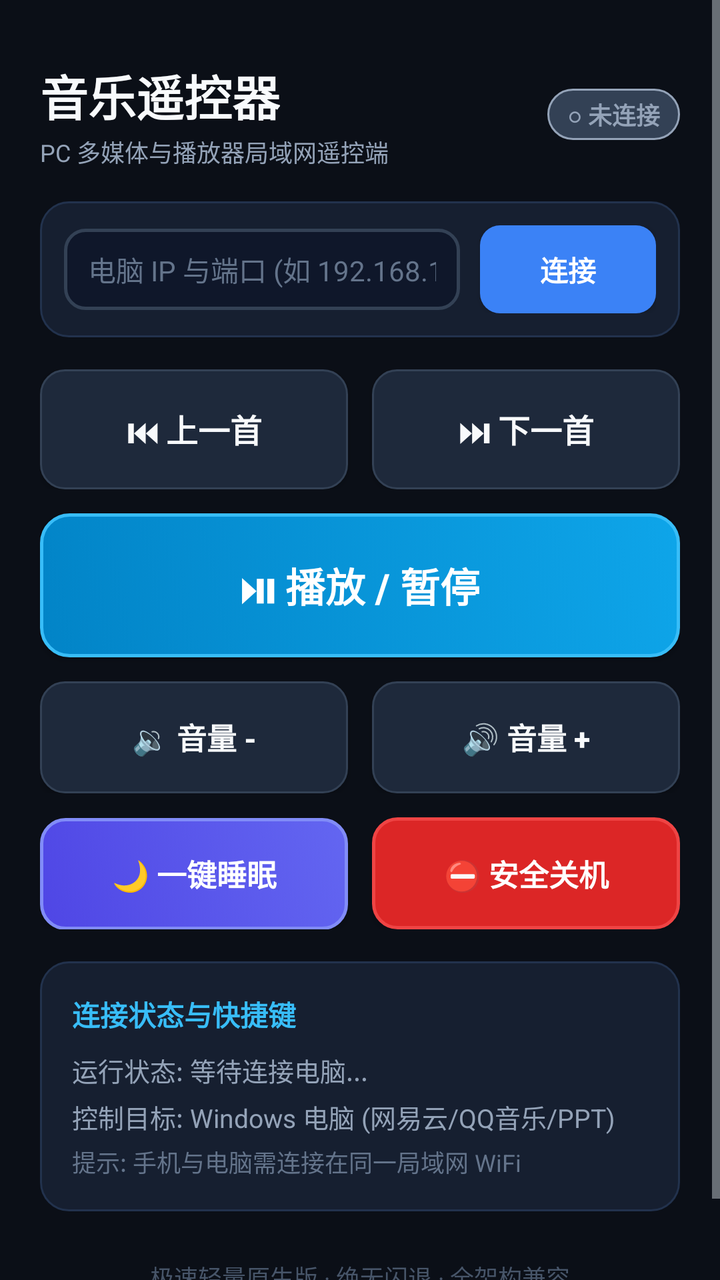
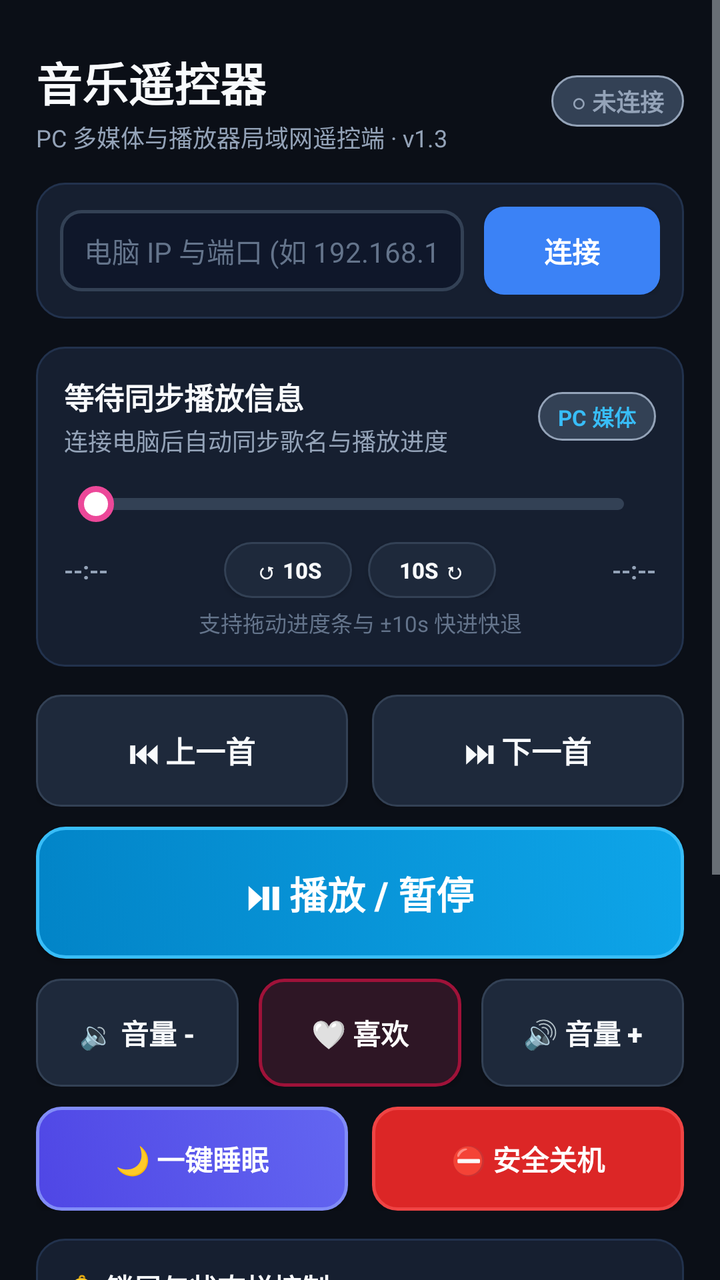

Before-and-after screenshots of an Android layout around one commit, followed by the original layout XML and the change that was made.
<!-- AndroidManifest.xml: application theme AppTheme -->
<!-- res/layout/activity_main.xml -->
<?xml version="1.0" encoding="utf-8"?>
<ScrollView xmlns:android="http://schemas.android.com/apk/res/android"
    android:layout_width="match_parent"
    android:layout_height="match_parent"
    android:background="@color/bg_main"
    android:fillViewport="true">

    <LinearLayout
        android:layout_width="match_parent"
        android:layout_height="wrap_content"
        android:orientation="vertical"
        android:padding="20dp">

        
        <RelativeLayout
            android:layout_width="match_parent"
            android:layout_height="wrap_content"
            android:layout_marginTop="10dp"
            android:layout_marginBottom="16dp">

            <LinearLayout
                android:layout_width="wrap_content"
                android:layout_height="wrap_content"
                android:orientation="vertical"
                android:layout_alignParentLeft="true"
                android:layout_alignParentStart="true"
                android:layout_toLeftOf="@+id/tv_status_badge"
                android:layout_toStartOf="@+id/tv_status_badge">

                <TextView
                    android:id="@+id/tv_title"
                    android:layout_width="wrap_content"
                    android:layout_height="wrap_content"
                    android:text="@string/app_name"
                    android:textColor="@color/text_primary"
                    android:textSize="24sp"
                    android:textStyle="bold" />

                <TextView
                    android:layout_width="wrap_content"
                    android:layout_height="wrap_content"
                    android:layout_marginTop="2dp"
                    android:text="@string/header_subtitle"
                    android:textColor="@color/text_secondary"
                    android:textSize="12sp" />
            </LinearLayout>

            <TextView
                android:id="@+id/tv_status_badge"
                android:layout_width="wrap_content"
                android:layout_height="wrap_content"
                android:layout_alignParentRight="true"
                android:layout_alignParentEnd="true"
                android:layout_centerVertical="true"
                android:background="@drawable/bg_badge_disconnected"
                android:text="@string/status_disconnected"
                android:textColor="@color/badge_offline_text"
                android:textSize="12sp"
                android:textStyle="bold" />
        </RelativeLayout>

        
        <LinearLayout
            android:layout_width="match_parent"
            android:layout_height="wrap_content"
            android:background="@drawable/bg_card"
            android:orientation="horizontal"
            android:padding="12dp"
            android:gravity="center_vertical"
            android:layout_marginBottom="16dp">

            <EditText
                android:id="@+id/et_server_ip"
                android:layout_width="0dp"
                android:layout_height="wrap_content"
                android:layout_weight="1"
                android:background="@drawable/bg_input"
                android:hint="@string/hint_ip"
                android:textColorHint="#64748B"
                android:textColor="@color/text_primary"
                android:textSize="14sp"
                android:inputType="textUri"
                android:maxLines="1"
                android:singleLine="true" />

            <Button
                android:id="@+id/btn_connect"
                android:layout_width="wrap_content"
                android:layout_height="44dp"
                android:layout_marginLeft="10dp"
                android:layout_marginStart="10dp"
                android:background="@drawable/bg_btn_connect"
                android:text="@string/btn_connect"
                android:textColor="#FFFFFF"
                android:textSize="14sp"
                android:textStyle="bold" />
        </LinearLayout>

        
        <LinearLayout
            android:layout_width="match_parent"
            android:layout_height="wrap_content"
            android:orientation="horizontal"
            android:layout_marginBottom="12dp">

            <Button
                android:id="@+id/btn_prev"
                android:layout_width="0dp"
                android:layout_height="60dp"
                android:layout_weight="1"
                android:layout_marginRight="6dp"
                android:layout_marginEnd="6dp"
                android:background="@drawable/bg_btn_primary"
                android:text="@string/btn_prev"
                android:textColor="@color/text_primary"
                android:textSize="16sp"
                android:textStyle="bold" />

            <Button
                android:id="@+id/btn_next"
                android:layout_width="0dp"
                android:layout_height="60dp"
                android:layout_weight="1"
                android:layout_marginLeft="6dp"
                android:layout_marginStart="6dp"
                android:background="@drawable/bg_btn_primary"
                android:text="@string/btn_next"
                android:textColor="@color/text_primary"
                android:textSize="16sp"
                android:textStyle="bold" />
        </LinearLayout>

        
        <Button
            android:id="@+id/btn_play_pause"
            android:layout_width="match_parent"
            android:layout_height="72dp"
            android:background="@drawable/bg_btn_play"
            android:text="@string/btn_play_pause"
            android:textColor="#FFFFFF"
            android:textSize="20sp"
            android:textStyle="bold"
            android:layout_marginBottom="12dp" />

        
        <LinearLayout
            android:layout_width="match_parent"
            android:layout_height="wrap_content"
            android:orientation="horizontal"
            android:layout_marginBottom="12dp">

            <Button
                android:id="@+id/btn_vol_down"
                android:layout_width="0dp"
                android:layout_height="56dp"
                android:layout_weight="1"
                android:layout_marginRight="6dp"
                android:layout_marginEnd="6dp"
                android:background="@drawable/bg_btn_primary"
                android:text="@string/btn_vol_down"
                android:textColor="@color/text_primary"
                android:textSize="15sp"
                android:textStyle="bold" />

            <Button
                android:id="@+id/btn_vol_up"
                android:layout_width="0dp"
                android:layout_height="56dp"
                android:layout_weight="1"
                android:layout_marginLeft="6dp"
                android:layout_marginStart="6dp"
                android:background="@drawable/bg_btn_primary"
                android:text="@string/btn_vol_up"
                android:textColor="@color/text_primary"
                android:textSize="15sp"
                android:textStyle="bold" />
        </LinearLayout>

        
        <LinearLayout
            android:layout_width="match_parent"
            android:layout_height="wrap_content"
            android:orientation="horizontal"
            android:layout_marginBottom="16dp">

            <Button
                android:id="@+id/btn_sleep"
                android:layout_width="0dp"
                android:layout_height="56dp"
                android:layout_weight="1"
                android:layout_marginRight="6dp"
                android:layout_marginEnd="6dp"
                android:background="@drawable/bg_btn_sleep"
                android:text="@string/btn_sleep"
                android:textColor="#FFFFFF"
                android:textSize="15sp"
                android:textStyle="bold" />

            <Button
                android:id="@+id/btn_shutdown"
                android:layout_width="0dp"
                android:layout_height="56dp"
                android:layout_weight="1"
                android:layout_marginLeft="6dp"
                android:layout_marginStart="6dp"
                android:background="@drawable/bg_btn_danger"
                android:text="@string/btn_shutdown"
                android:textColor="#FFFFFF"
                android:textSize="15sp"
                android:textStyle="bold" />
        </LinearLayout>

        
        <LinearLayout
            android:layout_width="match_parent"
            android:layout_height="wrap_content"
            android:background="@drawable/bg_card"
            android:orientation="vertical"
            android:padding="16dp"
            android:layout_marginBottom="16dp">

            <TextView
                android:layout_width="wrap_content"
                android:layout_height="wrap_content"
                android:text="@string/card_title"
                android:textColor="@color/text_accent"
                android:textSize="14sp"
                android:textStyle="bold"
                android:layout_marginBottom="8dp" />

            <TextView
                android:id="@+id/tv_info_connection"
                android:layout_width="wrap_content"
                android:layout_height="wrap_content"
                android:text="运行状态: 等待连接电脑..."
                android:textColor="@color/text_secondary"
                android:textSize="13sp"
                android:layout_marginBottom="4dp" />

            <TextView
                android:id="@+id/tv_info_platform"
                android:layout_width="wrap_content"
                android:layout_height="wrap_content"
                android:text="控制目标: Windows 电脑 (网易云/QQ音乐/PPT)"
                android:textColor="@color/text_secondary"
                android:textSize="13sp"
                android:layout_marginBottom="4dp" />

            <TextView
                android:id="@+id/tv_info_tips"
                android:layout_width="wrap_content"
                android:layout_height="wrap_content"
                android:text="提示: 手机与电脑需连接在同一局域网 WiFi"
                android:textColor="#64748B"
                android:textSize="12sp" />
        </LinearLayout>

        <TextView
            android:layout_width="match_parent"
            android:layout_height="wrap_content"
            android:gravity="center"
            android:text="极速轻量原生版 · 绝无闪退 · 全架构兼容"
            android:textColor="#475569"
            android:textSize="12sp"
            android:layout_marginTop="8dp"
            android:layout_marginBottom="16dp" />

    </LinearLayout>
</ScrollView>
<!-- resources referenced by this layout -->
<resources>
  <color name="bg_main">#0B0F17</color>
  <color name="text_accent">#38BDF8</color>
  <color name="text_primary">#F8FAFC</color>
  <string name="app_name">音乐遥控器</string>
  <string name="btn_connect">连接</string>
  <string name="btn_next">⏭ 下一首</string>
  <string name="btn_prev">⏮ 上一首</string>
  <string name="btn_shutdown">⛔ 安全关机</string>
  <string name="btn_sleep">🌙 一键睡眠</string>
  <string name="btn_vol_down">🔉 音量 -</string>
  <string name="btn_vol_up">🔊 音量 +</string>
  <string name="card_title">连接状态与快捷键</string>
  <string name="header_subtitle">PC 多媒体与播放器局域网遥控端</string>
  <color name="btn_danger">#DC2626</color>
  <color name="btn_normal">#1E293B</color>
  <color name="bg_card">#161F30</color>
  <color name="bg_card_stroke">#22324D</color>
  <!-- unchanged entries left out for length: 19 -->
</resources>

<!-- the commit's change to res/layout/activity_main.xml (unified diff, before → after) -->
@@ -9,14 +9,14 @@
         android:layout_width="match_parent"
         android:layout_height="wrap_content"
         android:orientation="vertical"
-        android:padding="20dp">
+        android:padding="18dp">
 
         
         <RelativeLayout
             android:layout_width="match_parent"
             android:layout_height="wrap_content"
-            android:layout_marginTop="10dp"
-            android:layout_marginBottom="16dp">
+            android:layout_marginTop="6dp"
+            android:layout_marginBottom="14dp">
 
             <LinearLayout
                 android:layout_width="wrap_content"
@@ -33,7 +33,7 @@
                     android:layout_height="wrap_content"
                     android:text="@string/app_name"
                     android:textColor="@color/text_primary"
-                    android:textSize="24sp"
+                    android:textSize="23sp"
                     android:textStyle="bold" />
 
                 <TextView
@@ -67,7 +67,7 @@
             android:orientation="horizontal"
             android:padding="12dp"
             android:gravity="center_vertical"
-            android:layout_marginBottom="16dp">
+            android:layout_marginBottom="14dp">
 
             <EditText
                 android:id="@+id/et_server_ip"
@@ -100,33 +100,183 @@
         <LinearLayout
             android:layout_width="match_parent"
             android:layout_height="wrap_content"
+            android:background="@drawable/bg_card"
+            android:orientation="vertical"
+            android:padding="14dp"
+            android:layout_marginBottom="14dp">
+
+            <RelativeLayout
+                android:layout_width="match_parent"
+                android:layout_height="wrap_content"
+                android:layout_marginBottom="8dp">
+
+                <LinearLayout
+                    android:layout_width="match_parent"
+                    android:layout_height="wrap_content"
+                    android:orientation="vertical"
+                    android:layout_toLeftOf="@+id/tv_song_app"
+                    android:layout_toStartOf="@+id/tv_song_app"
+                    android:layout_marginRight="8dp"
+                    android:layout_marginEnd="8dp">
+
+                    <TextView
+                        android:id="@+id/tv_song_title"
+                        android:layout_width="match_parent"
+                        android:layout_height="wrap_content"
+                        android:text="等待同步播放信息"
+                        android:textColor="@color/text_primary"
+                        android:textSize="15sp"
+                        android:textStyle="bold"
+                        android:singleLine="true"
+                        android:ellipsize="end" />
+
+                    <TextView
+                        android:id="@+id/tv_song_artist"
+                        android:layout_width="match_parent"
+                        android:layout_height="wrap_content"
+                        android:layout_marginTop="2dp"
+                        android:text="连接电脑后自动同步歌名与播放进度"
+                        android:textColor="@color/text_secondary"
+                        android:textSize="12sp"
+                        android:singleLine="true"
+                        android:ellipsize="end" />
+                </LinearLayout>
+
+                <TextView
+                    android:id="@+id/tv_song_app"
+                    android:layout_width="wrap_content"
+                    android:layout_height="wrap_content"
+                    android:layout_alignParentRight="true"
+                    android:layout_alignParentEnd="true"
+                    android:layout_centerVertical="true"
+                    android:background="@drawable/bg_badge_disconnected"
+                    android:text="PC 媒体"
+                    android:textColor="@color/text_accent"
+                    android:textSize="11sp"
+                    android:textStyle="bold" />
+            </RelativeLayout>
+
+            <SeekBar
+                android:id="@+id/seek_progress"
+                android:layout_width="match_parent"
+                android:layout_height="wrap_content"
+                android:minHeight="18dp"
+                android:maxHeight="18dp"
+                android:max="1000"
+                android:progress="0"
+                android:progressDrawable="@drawable/seekbar_progress"
+                android:thumb="@drawable/seekbar_thumb"
+                android:splitTrack="false"
+                android:paddingTop="6dp"
+                android:paddingBottom="6dp" />
+
+            <RelativeLayout
+                android:layout_width="match_parent"
+                android:layout_height="wrap_content"
+                android:layout_marginTop="4dp">
+
+                <TextView
+                    android:id="@+id/tv_time_current"
+                    android:layout_width="wrap_content"
+                    android:layout_height="wrap_content"
+                    android:layout_alignParentLeft="true"
+                    android:layout_alignParentStart="true"
+                    android:layout_centerVertical="true"
+                    android:text="--:--"
+                    android:textColor="@color/text_secondary"
+                    android:textSize="12sp"
+                    android:textStyle="bold" />
+
+                <LinearLayout
+                    android:layout_width="wrap_content"
+                    android:layout_height="wrap_content"
+                    android:layout_centerInParent="true"
+                    android:orientation="horizontal">
+
+                    <Button
+                        android:id="@+id/btn_seek_back"
+                        android:layout_width="64dp"
+                        android:layout_height="28dp"
+                        android:layout_marginRight="8dp"
+                        android:layout_marginEnd="8dp"
+                        android:background="@drawable/bg_btn_pill"
+                        android:text="@string/btn_seek_back"
+                        android:textColor="@color/text_primary"
+                        android:textSize="11sp"
+                        android:textStyle="bold"
+                        android:minHeight="0dp"
+                        android:minWidth="0dp"
+                        android:padding="0dp" />
+
+                    <Button
+                        android:id="@+id/btn_seek_forward"
+                        android:layout_width="64dp"
+                        android:layout_height="28dp"
+                        android:background="@drawable/bg_btn_pill"
+                        android:text="@string/btn_seek_forward"
+                        android:textColor="@color/text_primary"
+                        android:textSize="11sp"
+                        android:textStyle="bold"
+                        android:minHeight="0dp"
+                        android:minWidth="0dp"
+                        android:padding="0dp" />
+                </LinearLayout>
+
+                <TextView
+                    android:id="@+id/tv_time_total"
+                    android:layout_width="wrap_content"
+                    android:layout_height="wrap_content"
+                    android:layout_alignParentRight="true"
+                    android:layout_alignParentEnd="true"
+                    android:layout_centerVertical="true"
+                    android:text="--:--"
+                    android:textColor="@color/text_secondary"
+                    android:textSize="12sp"
+                    android:textStyle="bold" />
+            </RelativeLayout>
+
+            <TextView
+                android:id="@+id/tv_timeline_hint"
+                android:layout_width="match_parent"
+                android:layout_height="wrap_content"
+                android:layout_marginTop="4dp"
+                android:gravity="center"
+                android:text="支持拖动进度条与 ±10s 快进快退"
+                android:textColor="#64748B"
+                android:textSize="11sp" />
+        </LinearLayout>
+
+        
+        <LinearLayout
+            android:layout_width="match_parent"
+            android:layout_height="wrap_content"
             android:orientation="horizontal"
-            android:layout_marginBottom="12dp">
+            android:layout_marginBottom="10dp">
 
             <Button
                 android:id="@+id/btn_prev"
                 android:layout_width="0dp"
-                android:layout_height="60dp"
+                android:layout_height="56dp"
                 android:layout_weight="1"
                 android:layout_marginRight="6dp"
                 android:layout_marginEnd="6dp"
                 android:background="@drawable/bg_btn_primary"
                 android:text="@string/btn_prev"
                 android:textColor="@color/text_primary"
-                android:textSize="16sp"
+                android:textSize="15sp"
                 android:textStyle="bold" />
 
             <Button
                 android:id="@+id/btn_next"
                 android:layout_width="0dp"
-                android:layout_height="60dp"
+                android:layout_height="56dp"
                 android:layout_weight="1"
                 android:layout_marginLeft="6dp"
                 android:layout_marginStart="6dp"
                 android:background="@drawable/bg_btn_primary"
                 android:text="@string/btn_next"
                 android:textColor="@color/text_primary"
-                android:textSize="16sp"
+                android:textSize="15sp"
                 android:textStyle="bold" />
         </LinearLayout>
 
@@ -134,45 +284,58 @@
         <Button
             android:id="@+id/btn_play_pause"
             android:layout_width="match_parent"
-            android:layout_height="72dp"
+            android:layout_height="66dp"
             android:background="@drawable/bg_btn_play"
             android:text="@string/btn_play_pause"
             android:textColor="#FFFFFF"
-            android:textSize="20sp"
+            android:textSize="19sp"
             android:textStyle="bold"
-            android:layout_marginBottom="12dp" />
+            android:layout_marginBottom="10dp" />
 
         
         <LinearLayout
             android:layout_width="match_parent"
             android:layout_height="wrap_content"
             android:orientation="horizontal"
-            android:layout_marginBottom="12dp">
+            android:layout_marginBottom="10dp">
 
             <Button
                 android:id="@+id/btn_vol_down"
                 android:layout_width="0dp"
-                android:layout_height="56dp"
-                android:layout_weight="1"
-                android:layout_marginRight="6dp"
-                android:layout_marginEnd="6dp"
+                android:layout_height="54dp"
+                android:layout_weight="1"
+                android:layout_marginRight="5dp"
+                android:layout_marginEnd="5dp"
                 android:background="@drawable/bg_btn_primary"
                 android:text="@string/btn_vol_down"
                 android:textColor="@color/text_primary"
-                android:textSize="15sp"
+                android:textSize="14sp"
+                android:textStyle="bold" />
+
+            <Button
+                android:id="@+id/btn_like"
+                android:layout_width="0dp"
+                android:layout_height="54dp"
+                android:layout_weight="1"
+                android:layout_marginLeft="5dp"
+                android:layout_marginRight="5dp"
+                android:background="@drawable/bg_btn_like"
+                android:text="@string/btn_like"
+                android:textColor="#FFFFFF"
+                android:textSize="14sp"
                 android:textStyle="bold" />
 
             <Button
                 android:id="@+id/btn_vol_up"
                 android:layout_width="0dp"
-                android:layout_height="56dp"
-                android:layout_weight="1"
-                android:layout_marginLeft="6dp"
-                android:layout_marginStart="6dp"
+                android:layout_height="54dp"
+                android:layout_weight="1"
+                android:layout_marginLeft="5dp"
+                android:layout_marginStart="5dp"
                 android:background="@drawable/bg_btn_primary"
                 android:text="@string/btn_vol_up"
                 android:textColor="@color/text_primary"
-                android:textSize="15sp"
+                android:textSize="14sp"
                 android:textStyle="bold" />
         </LinearLayout>
 
@@ -181,32 +344,32 @@
             android:layout_width="match_parent"
             android:layout_height="wrap_content"
             android:orientation="horizontal"
-            android:layout_marginBottom="16dp">
+            android:layout_marginBottom="14dp">
 
             <Button
                 android:id="@+id/btn_sleep"
                 android:layout_width="0dp"
-                android:layout_height="56dp"
+                android:layout_height="52dp"
                 android:layout_weight="1"
                 android:layout_marginRight="6dp"
                 android:layout_marginEnd="6dp"
                 android:background="@drawable/bg_btn_sleep"
                 android:text="@string/btn_sleep"
                 android:textColor="#FFFFFF"
-                android:textSize="15sp"
+                android:textSize="14sp"
                 android:textStyle="bold" />
 
             <Button
                 android:id="@+id/btn_shutdown"
                 android:layout_width="0dp"
-                android:layout_height="56dp"
+                android:layout_height="52dp"
                 android:layout_weight="1"
                 android:layout_marginLeft="6dp"
                 android:layout_marginStart="6dp"
                 android:background="@drawable/bg_btn_danger"
                 android:text="@string/btn_shutdown"
                 android:textColor="#FFFFFF"
-                android:textSize="15sp"
+                android:textSize="14sp"
                 android:textStyle="bold" />
         </LinearLayout>
 
@@ -216,8 +379,66 @@
             android:layout_height="wrap_content"
             android:background="@drawable/bg_card"
             android:orientation="vertical"
-            android:padding="16dp"
-            android:layout_marginBottom="16dp">
+            android:padding="14dp"
+            android:layout_marginBottom="14dp">
+
+            <RelativeLayout
+                android:layout_width="match_parent"
+                android:layout_height="wrap_content">
+
+                <LinearLayout
+                    android:layout_width="match_parent"
+                    android:layout_height="wrap_content"
+                    android:orientation="vertical"
+                    android:layout_toLeftOf="@+id/switch_media_control"
+                    android:layout_toStartOf="@+id/switch_media_control"
+                    android:layout_marginRight="10dp"
+                    android:layout_marginEnd="10dp">
+
+                    <TextView
+                        android:layout_width="wrap_content"
+                        android:layout_height="wrap_content"
+                        android:text="@string/media_control_title"
+                        android:textColor="@color/text_primary"
+                        android:textSize="14sp"
+                        android:textStyle="bold" />
+
+                    <TextView
+                        android:layout_width="wrap_content"
+                        android:layout_height="wrap_content"
+                        android:layout_marginTop="3dp"
+                        android:text="@string/media_control_desc"
+                        android:textColor="@color/text_secondary"
+                        android:textSize="12sp" />
+                </LinearLayout>
+
+                <Switch
+                    android:id="@+id/switch_media_control"
+                    android:layout_width="wrap_content"
+                    android:layout_height="wrap_content"
+                    android:layout_alignParentRight="true"
+                    android:layout_alignParentEnd="true"
+                    android:layout_centerVertical="true" />
+            </RelativeLayout>
+
+            <TextView
+                android:id="@+id/tv_media_service_status"
+                android:layout_width="wrap_content"
+                android:layout_height="wrap_content"
+                android:layout_marginTop="8dp"
+                android:text="状态: 连接电脑后自动开启状态栏与锁屏控制"
+                android:textColor="@color/text_accent"
+                android:textSize="12sp" />
+        </LinearLayout>
+
+        
+        <LinearLayout
+            android:layout_width="match_parent"
+            android:layout_height="wrap_content"
+            android:background="@drawable/bg_card"
+            android:orientation="vertical"
+            android:padding="14dp"
+            android:layout_marginBottom="12dp">
 
             <TextView
                 android:layout_width="wrap_content"
@@ -226,7 +447,7 @@
                 android:textColor="@color/text_accent"
                 android:textSize="14sp"
                 android:textStyle="bold"
-                android:layout_marginBottom="8dp" />
+                android:layout_marginBottom="6dp" />
 
             <TextView
                 android:id="@+id/tv_info_connection"
@@ -234,36 +455,36 @@
                 android:layout_height="wrap_content"
                 android:text="运行状态: 等待连接电脑..."
                 android:textColor="@color/text_secondary"
-                android:textSize="13sp"
+                android:textSize="12sp"
                 android:layout_marginBottom="4dp" />
 
             <TextView
                 android:id="@+id/tv_info_platform"
                 android:layout_width="wrap_content"
                 android:layout_height="wrap_content"
-                android:text="控制目标: Windows 电脑 (网易云/QQ音乐/PPT)"
+                android:text="控制目标: Windows 电脑 (网易云/QQ音乐/Spotify)"
                 android:textColor="@color/text_secondary"
-                android:textSize="13sp"
+                android:textSize="12sp"
                 android:layout_marginBottom="4dp" />
 
             <TextView
                 android:id="@+id/tv_info_tips"
                 android:layout_width="wrap_content"
                 android:layout_height="wrap_content"
-                android:text="提示: 手机与电脑需连接在同一局域网 WiFi"
+                android:text="快捷键: 喜欢 Ctrl+Alt+L · 播放/暂停 Ctrl+Alt+P · 进度同步 Windows SMTC"
                 android:textColor="#64748B"
-                android:textSize="12sp" />
+                android:textSize="11sp" />
         </LinearLayout>
 
         <TextView
             android:layout_width="match_parent"
             android:layout_height="wrap_content"
             android:gravity="center"
-            android:text="极速轻量原生版 · 绝无闪退 · 全架构兼容"
+            android:text="极速轻量原生版 v1.3 · 支持锁屏/状态栏/喜欢/进度条"
             android:textColor="#475569"
-            android:textSize="12sp"
-            android:layout_marginTop="8dp"
-            android:layout_marginBottom="16dp" />
+            android:textSize="11sp"
+            android:layout_marginTop="4dp"
+            android:layout_marginBottom="14dp" />
 
     </LinearLayout>
 </ScrollView>
<!-- resource entries referenced after the edit -->
@@ -3,16 +3,105 @@
   <color name="bg_main">#0B0F17</color>
   <color name="text_accent">#38BDF8</color>
   <color name="text_primary">#F8FAFC</color>
+  <!-- drawable bg_btn_like (drawable) -->
+  <?xml version="1.0" encoding="utf-8"?>
+  <selector xmlns:android="http://schemas.android.com/apk/res/android">
+      <item android:state_pressed="true">
+          <shape android:shape="rectangle">
+              <solid android:color="#4C1D30" />
+              <corners android:radius="12dp" />
+              <stroke android:width="1.5dp" android:color="#FB7185" />
+          </shape>
+      </item>
+      <item>
+          <shape android:shape="rectangle">
+              <solid android:color="#2E1625" />
+              <corners android:radius="12dp" />
+              <stroke android:width="1.5dp" android:color="#9F1239" />
+          </shape>
+      </item>
+  </selector>
+  <!-- drawable bg_btn_pill (drawable) -->
+  <?xml version="1.0" encoding="utf-8"?>
+  <selector xmlns:android="http://schemas.android.com/apk/res/android">
+      <item android:state_pressed="true">
+          <shape android:shape="rectangle">
+              <solid android:color="#334155" />
+              <corners android:radius="999dp" />
+              <stroke android:width="1dp" android:color="#38BDF8" />
+          </shape>
+      </item>
+      <item>
+          <shape android:shape="rectangle">
+              <solid android:color="#1E293B" />
+              <corners android:radius="999dp" />
+              <stroke android:width="1dp" android:color="#334155" />
+          </shape>
+      </item>
+  </selector>
+  <!-- drawable seekbar_progress (drawable) -->
+  <?xml version="1.0" encoding="utf-8"?>
+  <layer-list xmlns:android="http://schemas.android.com/apk/res/android">
+      <item android:id="@android:id/background"
+          android:top="6dp"
+          android:bottom="6dp">
+          <shape android:shape="rectangle">
+              <corners android:radius="3dp" />
+              <solid android:color="#334155" />
+          </shape>
+      </item>
+      <item android:id="@android:id/secondaryProgress"
+          android:top="6dp"
+          android:bottom="6dp">
+          <clip>
+              <shape android:shape="rectangle">
+                  <corners android:radius="3dp" />
+                  <solid android:color="#475569" />
+              </shape>
+          </clip>
+      </item>
+      <item android:id="@android:id/progress"
+          android:top="6dp"
+          android:bottom="6dp">
+          <clip>
+              <shape android:shape="rectangle">
+                  <corners android:radius="3dp" />
+                  <gradient
+                      android:angle="0"
+                      android:startColor="#6366F1"
+                      android:endColor="#EC4899"
+                      android:type="linear" />
+              </shape>
+          </clip>
+      </item>
+  </layer-list>
+  <!-- drawable seekbar_thumb (drawable) -->
+  <?xml version="1.0" encoding="utf-8"?>
+  <shape xmlns:android="http://schemas.android.com/apk/res/android"
+      android:shape="oval">
+      <size
+          android:width="18dp"
+          android:height="18dp" />
+      <solid android:color="#FFFFFF" />
+      <stroke
+          android:width="3dp"
+          android:color="#EC4899" />
+  </shape>
   <string name="app_name">音乐遥控器</string>
   <string name="btn_connect">连接</string>
+  <string name="btn_like">🤍 喜欢</string>
   <string name="btn_next">⏭ 下一首</string>
   <string name="btn_prev">⏮ 上一首</string>
+  <string name="btn_seek_back">↺ 10s</string>
+  <string name="btn_seek_forward">10s ↻</string>
   <string name="btn_shutdown">⛔ 安全关机</string>
   <string name="btn_sleep">🌙 一键睡眠</string>
   <string name="btn_vol_down">🔉 音量 -</string>
   <string name="btn_vol_up">🔊 音量 +</string>
   <string name="card_title">连接状态与快捷键</string>
-  <string name="header_subtitle">PC 多媒体与播放器局域网遥控端</string>
+  <string name="header_subtitle">PC 多媒体与播放器局域网遥控端 · v1.3</string>
+  <string name="media_control_desc">开启后可在手机状态栏和锁屏界面直接切歌、喜欢与拖动进度条</string>
+  <string name="media_control_title">🔔 锁屏与状态栏控制</string>
   <color name="btn_danger">#DC2626</color>
   <color name="btn_normal">#1E293B</color>
   <color name="bg_card">#161F30</color>
